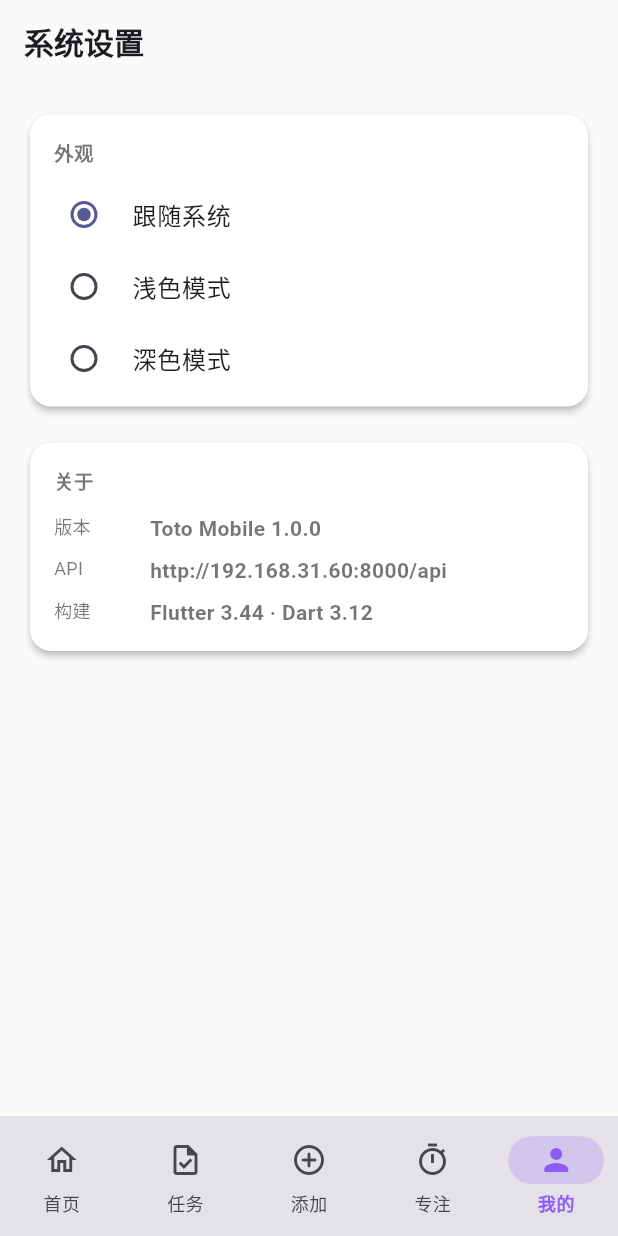
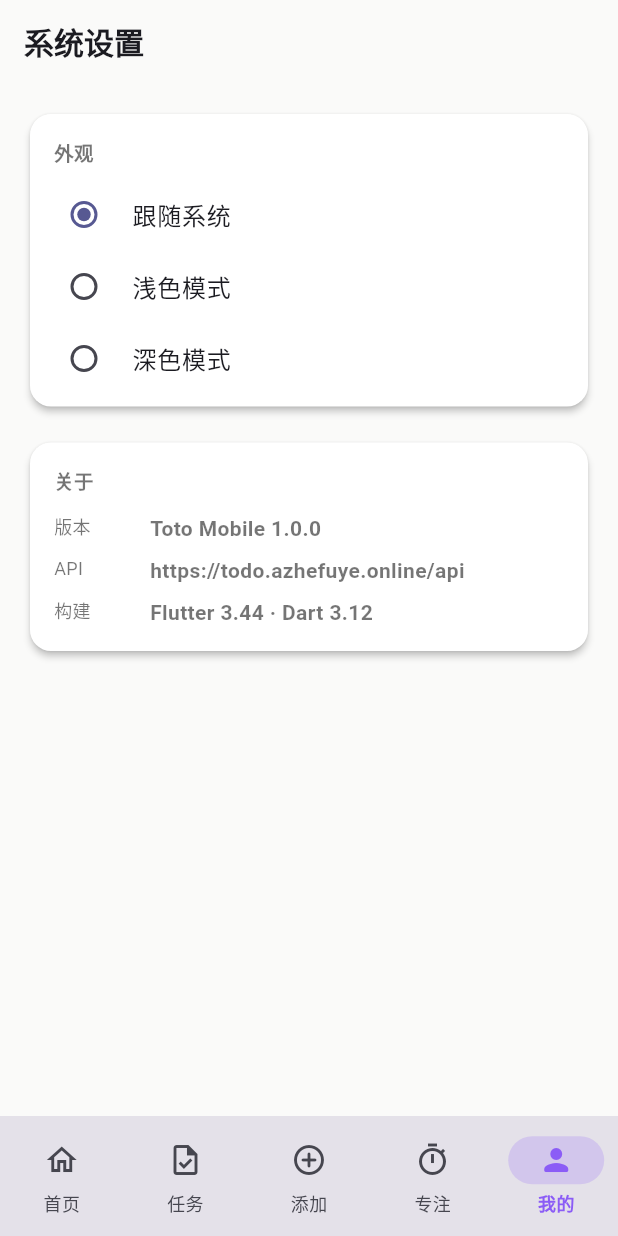
Before and after one commit to mingzheli-jo/todo, a Flutter app: the SettingsScreen screen opened by its route, on a phone screen of 412 x 824 dp. Run offline on Flutter 3.47's test engine with Material 3 defaults, Android fonts, the phone set to English and light mode, and no system bars; our stand-ins replace dio, flutter_riverpod, flutter_secure_storage, go_router; accounts and stored records are empty; network calls fail.

Commit message:
chore(mobile): point app to cloud API endpoint
Switch apiBaseUrl from LAN dev address to https://todo.azhefuye.online/api
so the installed app talks to the live cloud backend instead of a local
host. LAN/emulator addresses retained as commented dev fallbacks.

```diff
--- a/mobile/lib/core/constants.dart
+++ b/mobile/lib/core/constants.dart
@@ -1,6 +1,7 @@
 class AppConstants {
-  static const String apiBaseUrl = 'http://192.168.31.60:8000/api';
-  // Cloud (when deployed): 'https://todo.azhefuye.online/api'
-  // Android emulator → host: 'http://10.0.2.2:8000/api'
+  static const String apiBaseUrl = 'https://todo.azhefuye.online/api';
+  // Dev fallbacks:
+  //   LAN host:           'http://192.168.31.60:8000/api'
+  //   Android emulator:   'http://10.0.2.2:8000/api'
   static const String tokenStorageKey = 'toto_token';
 }
```
